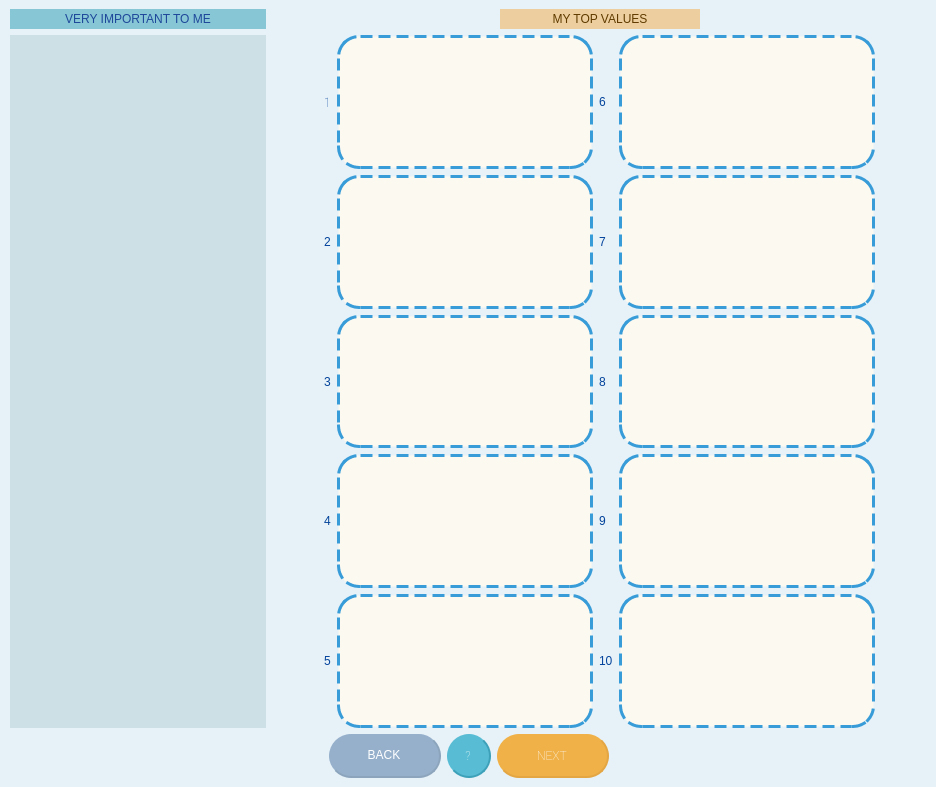
Above: first_page.ui from tommmatojuice/PersonalValuesApp before the change. Below: the same form after it.
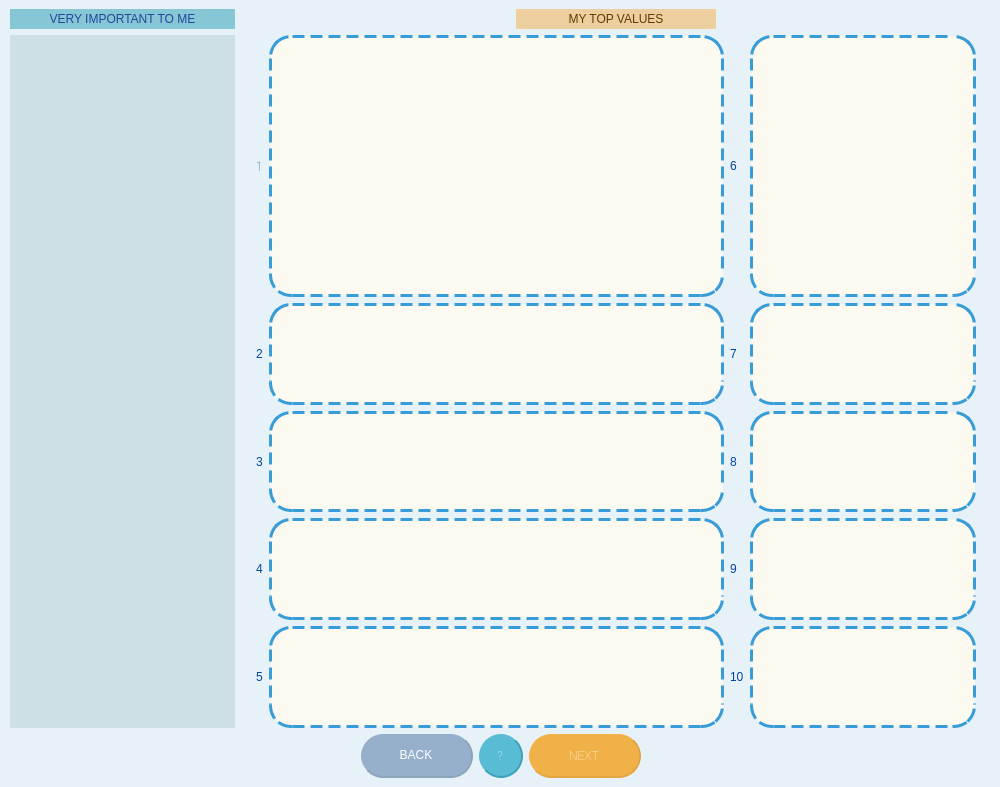
That is the form after the change.

Commit message: page with results

```diff
--- a/first_page.ui
+++ b/first_page.ui
@@ -6,7 +6,7 @@
    <rect>
     <x>0</x>
     <y>0</y>
-    <width>936</width>
+    <width>1000</width>
     <height>787</height>
    </rect>
   </property>
@@ -266,6 +266,18 @@
       </item>
       <item row="0" column="1">
        <widget class="QListView" name="listView">
+        <property name="minimumSize">
+         <size>
+          <width>455</width>
+          <height>262</height>
+         </size>
+        </property>
+        <property name="maximumSize">
+         <size>
+          <width>455</width>
+          <height>262</height>
+         </size>
+        </property>
         <property name="styleSheet">
          <string notr="true">background-color: rgb(252, 249, 240);
 border-color: rgb(56, 156, 216);
```
Left out of the diff: 2 changed lines with no effect on the pictures. The commit also changes 29 other files.
